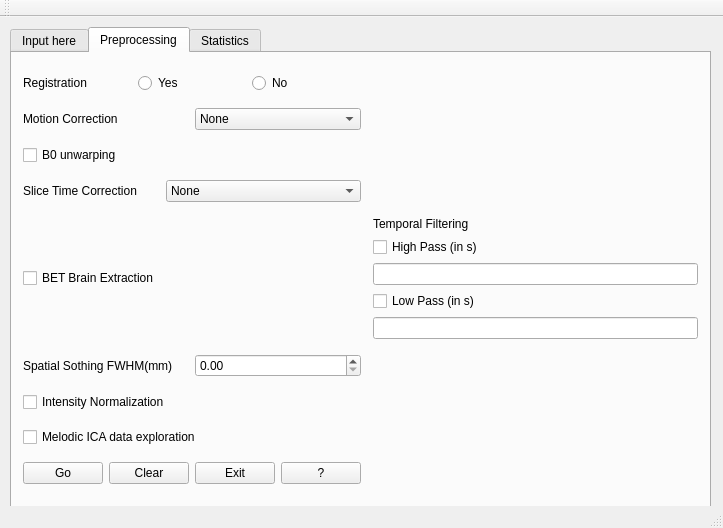
Above: funcConnGUI/mainwindow.ui from singlakdeepak/funcConn before the change. Below: the same form after it.
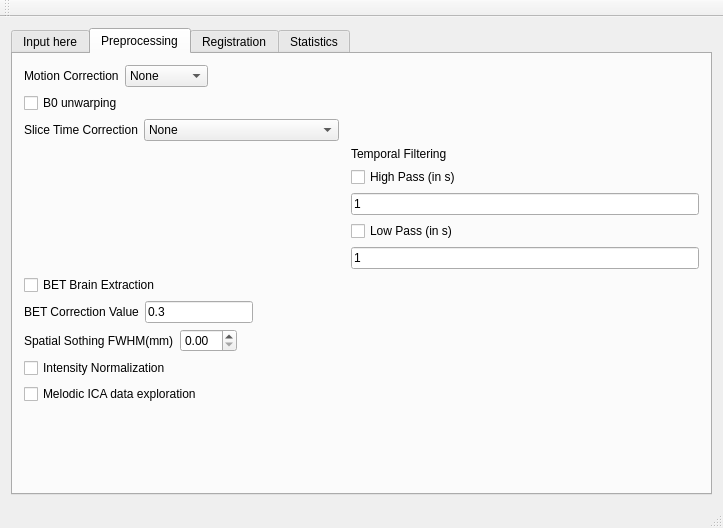
That is the form after the change. The open tabs and pages were chosen to show the change.

Commit message: Added BET correct change param

```diff
--- a/funcConnGUI/mainwindow.ui
+++ b/funcConnGUI/mainwindow.ui
@@ -14,15 +14,9 @@
    <string>MainWindow</string>
   </property>
   <widget class="QWidget" name="centralWidget">
+   <layout class="QGridLayout" name="gridLayout">
+    <item row="0" column="0">
    <widget class="QTabWidget" name="tabWidget">
-    <property name="geometry">
-     <rect>
-      <x>10</x>
-      <y>10</y>
-      <width>701</width>
-      <height>481</height>
-     </rect>
-    </property>
     <property name="maximumSize">
      <size>
       <width>750</width>
@@ -378,36 +372,40 @@
      <attribute name="title">
       <string>Preprocessing</string>
      </attribute>
-     <layout class="QGridLayout" name="gridLayout">
-      <item row="7" column="0">
-       <widget class="QCheckBox" name="checkBox_MelodicICA">
+       <layout class="QFormLayout" name="formLayout_2">
+        <item row="0" column="0">
+         <layout class="QHBoxLayout" name="horizontalLayout_13">
+          <item>
+           <widget class="QLabel" name="label_3">
         <property name="text">
-         <string>Melodic ICA data exploration</string>
+             <string>Motion Correction</string>
         </property>
        </widget>
       </item>
-      <item row="5" column="0">
-       <layout class="QHBoxLayout" name="horizontalLayout_17">
         <item>
-         <widget class="QLabel" name="label_5">
+           <widget class="QComboBox" name="comboBox_MCorrect">
+            <item>
           <property name="text">
-           <string>Spatial Sothing FWHM(mm)</string>
-          </property>
-         </widget>
+              <string>None</string>
+             </property>
         </item>
         <item>
-         <widget class="QDoubleSpinBox" name="doubleSpinBox_FWHM"/>
+             <property name="text">
+              <string>MCFLIRT</string>
+             </property>
+            </item>
+           </widget>
         </item>
        </layout>
       </item>
-      <item row="6" column="0">
-       <widget class="QCheckBox" name="checkBox_IntensityNorm">
+        <item row="1" column="0">
+         <widget class="QCheckBox" name="checkBox_B0">
         <property name="text">
-         <string>Intensity Normalization</string>
+           <string>B0 unwarping</string>
         </property>
        </widget>
       </item>
-      <item row="3" column="0">
+        <item row="2" column="0">
        <layout class="QHBoxLayout" name="horizontalLayout_16">
         <item>
          <widget class="QLabel" name="label_4">
@@ -452,106 +450,14 @@
         </item>
        </layout>
       </item>
-      <item row="1" column="0">
-       <layout class="QHBoxLayout" name="horizontalLayout_13">
-        <item>
-         <widget class="QLabel" name="label_3">
-          <property name="text">
-           <string>Motion Correction</string>
-          </property>
-         </widget>
-        </item>
-        <item>
-         <widget class="QComboBox" name="comboBox_MCorrect">
-          <item>
-           <property name="text">
-            <string>None</string>
-           </property>
-          </item>
-          <item>
-           <property name="text">
-            <string>MCFLIRT</string>
-           </property>
-          </item>
-         </widget>
-        </item>
-       </layout>
-      </item>
-      <item row="0" column="0">
-       <layout class="QHBoxLayout" name="horizontalLayout_2">
-        <item>
-         <widget class="QLabel" name="label_2">
-          <property name="text">
-           <string>Registration</string>
-          </property>
-         </widget>
-        </item>
-        <item>
-         <widget class="QRadioButton" name="radioButton_reg_y">
-          <property name="text">
-           <string>Yes</string>
-          </property>
-         </widget>
-        </item>
-        <item>
-         <widget class="QRadioButton" name="radioButton_reg_n">
-          <property name="text">
-           <string>No</string>
-          </property>
-         </widget>
-        </item>
-       </layout>
-      </item>
-      <item row="2" column="0">
-       <widget class="QCheckBox" name="checkBox_B0">
-        <property name="text">
-         <string>B0 unwarping</string>
-        </property>
-       </widget>
-      </item>
-      <item row="4" column="0">
-       <widget class="QCheckBox" name="checkBox_BET">
-        <property name="text">
-         <string>BET Brain Extraction</string>
-        </property>
-       </widget>
-      </item>
-      <item row="8" column="0">
-       <layout class="QHBoxLayout" name="horizontalLayout_6">
-        <item>
-         <widget class="QPushButton" name="pushButton_5">
-          <property name="text">
-           <string>Go</string>
-          </property>
-         </widget>
-        </item>
-        <item>
-         <widget class="QPushButton" name="pushButton_4">
-          <property name="text">
-           <string>Clear</string>
-          </property>
-         </widget>
-        </item>
-        <item>
-         <widget class="QPushButton" name="pushButton_6">
-          <property name="text">
-           <string>Exit</string>
-          </property>
-         </widget>
-        </item>
-        <item>
-         <widget class="QPushButton" name="pushButton_9">
-          <property name="text">
-           <string>?</string>
-          </property>
-         </widget>
-        </item>
-       </layout>
-      </item>
-      <item row="4" column="1">
+        <item row="3" column="1">
        <layout class="QFormLayout" name="formLayout">
         <item row="2" column="1">
-         <widget class="QLineEdit" name="lineEdit_highpass"/>
+           <widget class="QLineEdit" name="lineEdit_highpass">
+            <property name="text">
+             <string>1</string>
+            </property>
+           </widget>
         </item>
         <item row="1" column="1">
          <widget class="QCheckBox" name="checkBox_HighPass">
@@ -568,7 +474,11 @@
          </widget>
         </item>
         <item row="6" column="1">
-         <widget class="QLineEdit" name="lineEdit_lowpass"/>
+           <widget class="QLineEdit" name="lineEdit_lowpass">
+            <property name="text">
+             <string>1</string>
+            </property>
+           </widget>
         </item>
         <item row="5" column="1">
          <widget class="QCheckBox" name="checkBox_LowPass">
@@ -579,7 +489,102 @@
         </item>
        </layout>
       </item>
-     </layout>
+        <item row="4" column="0">
+         <layout class="QVBoxLayout" name="verticalLayout_2">
+          <item>
+           <widget class="QCheckBox" name="checkBox_BET">
+            <property name="text">
+             <string>BET Brain Extraction</string>
+            </property>
+           </widget>
+          </item>
+          <item>
+           <layout class="QHBoxLayout" name="horizontalLayout_6">
+            <item>
+             <widget class="QLabel" name="label_BET_Correct">
+              <property name="text">
+               <string>BET Correction Value</string>
+              </property>
+             </widget>
+            </item>
+            <item>
+             <widget class="QLineEdit" name="lineEdit_BET_correct_value">
+              <property name="text">
+               <string>0.3</string>
+              </property>
+             </widget>
+            </item>
+           </layout>
+          </item>
+         </layout>
+        </item>
+        <item row="5" column="0">
+         <layout class="QHBoxLayout" name="horizontalLayout_17">
+          <item>
+           <widget class="QLabel" name="label_5">
+            <property name="text">
+             <string>Spatial Sothing FWHM(mm)</string>
+            </property>
+           </widget>
+          </item>
+          <item>
+           <widget class="QDoubleSpinBox" name="doubleSpinBox_FWHM"/>
+          </item>
+         </layout>
+        </item>
+        <item row="6" column="0">
+         <widget class="QCheckBox" name="checkBox_IntensityNorm">
+          <property name="text">
+           <string>Intensity Normalization</string>
+          </property>
+         </widget>
+        </item>
+        <item row="7" column="0">
+         <widget class="QCheckBox" name="checkBox_MelodicICA">
+          <property name="text">
+           <string>Melodic ICA data exploration</string>
+          </property>
+         </widget>
+        </item>
+       </layout>
+      </widget>
+      <widget class="QWidget" name="tab_4">
+       <attribute name="title">
+        <string>Registration</string>
+       </attribute>
+       <widget class="QWidget" name="layoutWidget_2">
+        <property name="geometry">
+         <rect>
+          <x>34</x>
+          <y>71</y>
+          <width>591</width>
+          <height>51</height>
+         </rect>
+        </property>
+        <layout class="QHBoxLayout" name="horizontalLayout_2">
+         <item>
+          <widget class="QLabel" name="label_2">
+           <property name="text">
+            <string>Registration</string>
+           </property>
+          </widget>
+         </item>
+         <item>
+          <widget class="QRadioButton" name="radioButton_reg_y">
+           <property name="text">
+            <string>Yes</string>
+           </property>
+          </widget>
+         </item>
+         <item>
+          <widget class="QRadioButton" name="radioButton_reg_n">
+           <property name="text">
+            <string>No</string>
+           </property>
+          </widget>
+         </item>
+        </layout>
+       </widget>
     </widget>
     <widget class="QWidget" name="tab_3">
      <attribute name="title">
@@ -834,6 +839,8 @@
      <zorder>label_15</zorder>
     </widget>
    </widget>
+    </item>
+   </layout>
   </widget>
   <widget class="QToolBar" name="mainToolBar">
    <attribute name="toolBarArea">
```
Left out of the diff: 10 changed lines with no effect on the pictures. Lines whose indentation alone changed are shown as unchanged. The commit also changes 4 other files.
